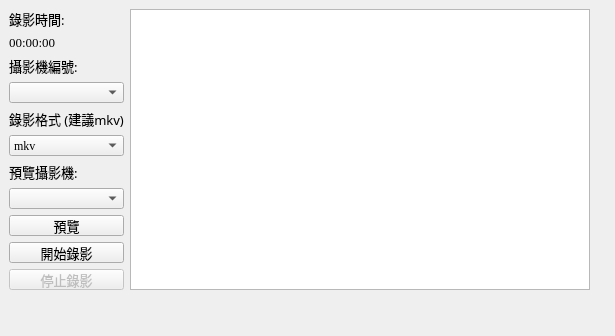
Old version of the form rtsp_recorder.ui in the repository TzuChuan-Chen/Rtsp-Recorder.
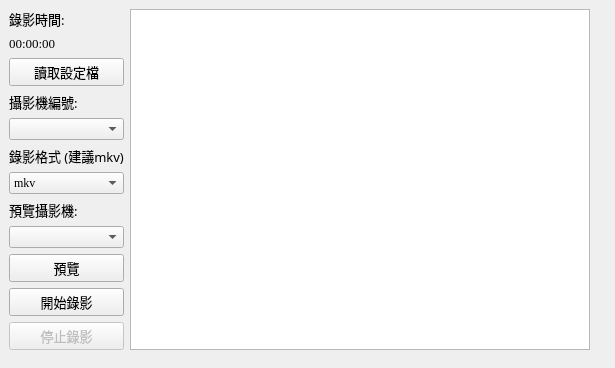
New version of the form.

The edit to the form file:
```diff
--- a/rtsp_recorder.ui
+++ b/rtsp_recorder.ui
@@ -13,13 +13,12 @@
     <x>0</x>
     <y>0</y>
     <width>615</width>
-    <height>336</height>
+    <height>368</height>
    </rect>
   </property>
   <property name="font">
    <font>
     <family>Adobe Devanagari</family>
-    <weight>50</weight>
     <bold>false</bold>
    </font>
   </property>
@@ -32,7 +31,7 @@
      <x>9</x>
      <y>9</y>
      <width>581</width>
-     <height>281</height>
+     <height>341</height>
     </rect>
    </property>
    <layout class="QHBoxLayout" name="horizontalLayout">
@@ -69,6 +68,7 @@
          <font>
           <family>Times New Roman</family>
           <pointsize>10</pointsize>
+          <bold>false</bold>
          </font>
         </property>
         <property name="text">
@@ -76,12 +76,42 @@
         </property>
        </widget>
       </item>
+      <item>
+       <widget class="QPushButton" name="pushButton_camSetting">
+        <property name="sizePolicy">
+         <sizepolicy hsizetype="Minimum" vsizetype="Fixed">
+          <horstretch>0</horstretch>
+          <verstretch>0</verstretch>
+         </sizepolicy>
+        </property>
+        <property name="font">
+         <font>
+          <family>標楷體</family>
+          <pointsize>10</pointsize>
+          <bold>false</bold>
+         </font>
+        </property>
+        <property name="text">
+         <string>讀取設定檔</string>
+        </property>
+        <property name="iconSize">
+         <size>
+          <width>18</width>
+          <height>18</height>
+         </size>
+        </property>
+        <property name="shortcut">
+         <string>Ctrl+R</string>
+        </property>
+       </widget>
+      </item>
       <item>
        <widget class="QLabel" name="label_cameraSet">
         <property name="font">
          <font>
           <family>標楷體</family>
           <pointsize>10</pointsize>
+          <bold>false</bold>
          </font>
         </property>
         <property name="text">
@@ -94,6 +124,7 @@
         <property name="font">
          <font>
           <family>Times New Roman</family>
+          <bold>false</bold>
          </font>
         </property>
        </widget>
@@ -104,6 +135,7 @@
          <font>
           <family>標楷體</family>
           <pointsize>10</pointsize>
+          <bold>false</bold>
          </font>
         </property>
         <property name="text">
@@ -116,6 +148,7 @@
         <property name="font">
          <font>
           <family>Times New Roman</family>
+          <bold>false</bold>
          </font>
         </property>
         <item>
@@ -141,6 +174,7 @@
          <font>
           <family>標楷體</family>
           <pointsize>10</pointsize>
+          <bold>false</bold>
          </font>
         </property>
         <property name="text">
@@ -156,6 +190,7 @@
         <property name="font">
          <font>
           <family>Times New Roman</family>
+          <bold>false</bold>
          </font>
         </property>
        </widget>
@@ -172,6 +207,7 @@
          <font>
           <family>標楷體</family>
           <pointsize>10</pointsize>
+          <bold>false</bold>
          </font>
         </property>
         <property name="text">
@@ -200,6 +236,7 @@
          <font>
           <family>標楷體</family>
           <pointsize>10</pointsize>
+          <bold>false</bold>
          </font>
         </property>
         <property name="text">
@@ -225,6 +262,7 @@
          <font>
           <family>標楷體</family>
           <pointsize>10</pointsize>
+          <bold>false</bold>
          </font>
         </property>
         <property name="text">
@@ -249,6 +287,7 @@
        <font>
         <family>Times New Roman</family>
         <pointsize>11</pointsize>
+        <bold>false</bold>
        </font>
       </property>
      </widget>
```
Left out of the diff: 2 changed lines with no effect on the pictures.
